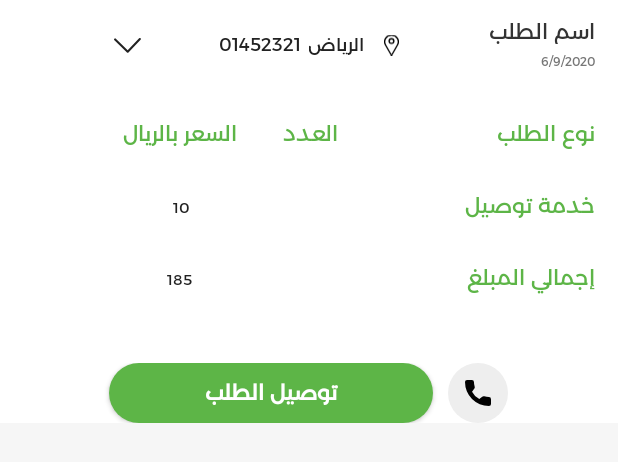
After one commit to ma7modGamel/newMowslean, an Android app: the layout order_details.xml on its own in the app's theme, with its tools: preview values and no code run, on a phone screen of 412 x 824 dp. The commit adds this screen. Shown: the top 462 px of the screen. Run offline under Robolectric (Android 15) with nearby library versions, the phone set to English and light mode, and no system bars.

Commit message:
OrderDetailsDesign MH

```diff
--- a/app/src/main/AndroidManifest.xml
+++ b/app/src/main/AndroidManifest.xml
@@ -1,6 +1,7 @@
 <?xml version="1.0" encoding="utf-8"?>
 <manifest xmlns:android="http://schemas.android.com/apk/res/android"
     package="com.mgh.mwassleen">
+    <uses-permission android:name="android.permission.INTERNET"/>
 
     <application
         android:allowBackup="true"
--- a/app/src/main/java/com/mgh/mwassleen/models/Login/Data.java
+++ b/app/src/main/java/com/mgh/mwassleen/models/Login/Data.java
@@ -1,10 +1,12 @@
 
 package com.mgh.mwassleen.models.Login;
 
+import java.io.Serializable;
 import com.google.gson.annotations.Expose;
 import com.google.gson.annotations.SerializedName;
 
-public class Data {
+public class Data implements Serializable
+{
 
     @SerializedName("id")
     @Expose
@@ -14,7 +16,8 @@ public class Data {
     private String name;
     @SerializedName("phone")
     @Expose
-    private Integer phone;
+    private String phone;
+    private final static long serialVersionUID = 4446204397713192217L;
 
     public Integer getId() {
         return id;
@@ -32,11 +35,11 @@ public class Data {
         this.name = name;
     }
 
-    public Integer getPhone() {
+    public String getPhone() {
         return phone;
     }
 
-    public void setPhone(Integer phone) {
+    public void setPhone(String phone) {
         this.phone = phone;
     }
 
--- a/app/src/main/java/com/mgh/mwassleen/models/Login/UserLoginModel.java
+++ b/app/src/main/java/com/mgh/mwassleen/models/Login/UserLoginModel.java
@@ -1,10 +1,12 @@
 
 package com.mgh.mwassleen.models.Login;
 
+import java.io.Serializable;
 import com.google.gson.annotations.Expose;
 import com.google.gson.annotations.SerializedName;
 
-public class UserLoginModel {
+public class UserLoginModel implements Serializable
+{
 
     @SerializedName("success")
     @Expose
@@ -15,6 +17,7 @@ public class UserLoginModel {
     @SerializedName("message")
     @Expose
     private String message;
+    private final static long serialVersionUID = 8134109711109773184L;
 
     public Boolean getSuccess() {
         return success;
--- a/app/src/main/java/com/mgh/mwassleen/ui/controluser/login/LoginFragment.java
+++ b/app/src/main/java/com/mgh/mwassleen/ui/controluser/login/LoginFragment.java
@@ -74,24 +74,21 @@ public class LoginFragment extends Fragment {
                 if (onCheackValidation()) {
                     setUpLogin();
                 }
-
-
-
-                Intent intent=new Intent(getContext(), MainActivity.class);
-                getContext().startActivity(intent);
-                getActivity().finish();
             }
         });
 
     }
     private void setUpLogin() {
+        mViewModel.onClickLogin(loginFragmentBinding.etUserName.getText().toString(),getContext());
         mViewModel.userLoginModelMutableLiveData.observe(this, new Observer<UserLoginModel>() {
             @Override
             public void onChanged(UserLoginModel data) {
                 int id = data.getData().getId();
                 String name = data.getData().getName();
                 String phone = data.getData().getPhone().toString();
-
+                Intent intent = new Intent(getContext(), MainActivity.class);
+                intent.setFlags(Intent.FLAG_ACTIVITY_NEW_TASK | Intent.FLAG_ACTIVITY_CLEAR_TASK);
+                startActivity(intent);
                 Toast.makeText(getContext(), "مرحبا بك " + name, Toast.LENGTH_LONG).show();
 
                 globalPrefrencies.storeLoginStatus(true);
@@ -127,14 +124,13 @@ public class LoginFragment extends Fragment {
         if (!ValidatePhone()) {
             return false;
         }
-
         return true;
     }
 
 
     private boolean ValidatePhone() {
-        if (loginFragmentBinding.etPassword.getText().toString().trim().isEmpty()) {
-            loginFragmentBinding.etPassword.setError("من فضلك املأ هذا الحقل");
+        if (loginFragmentBinding.etUserName.getText().toString().trim().isEmpty()) {
+            loginFragmentBinding.etUserName.setError("من فضلك املأ هذا الحقل");
             Utils.requestFocus(loginFragmentBinding.etPassword, getActivity().getWindow());
             return false;
         }
--- a/app/src/main/java/com/mgh/mwassleen/ui/controluser/login/LoginViewModel.java
+++ b/app/src/main/java/com/mgh/mwassleen/ui/controluser/login/LoginViewModel.java
@@ -3,6 +3,7 @@ package com.mgh.mwassleen.ui.controluser.login;
 import android.content.Context;
 import android.content.Intent;
 import android.util.Log;
+import android.widget.Toast;
 
 import androidx.lifecycle.MutableLiveData;
 import androidx.lifecycle.ViewModel;
@@ -30,11 +31,11 @@ public class LoginViewModel extends ViewModel {
             @Override
             public void onResponse(Call<UserLoginModel> call, Response<UserLoginModel> response) {
 
-                    model = response.body();
-                    userLoginModelMutableLiveData.setValue(response.body());
-                    Intent intent = new Intent(context, MainActivity.class);
-                    intent.setFlags(Intent.FLAG_ACTIVITY_NEW_TASK | Intent.FLAG_ACTIVITY_CLEAR_TASK);
-                    context.startActivity(intent);
+                   if (response.isSuccessful()){
+                       userLoginModelMutableLiveData.setValue(response.body());
+                   }else {
+                       Toast.makeText(context, ""+response.message(), Toast.LENGTH_SHORT).show();
+                   }
             }
 
             @Override
--- a/app/src/main/java/com/mgh/mwassleen/ui/mainfragments/profile/ProfileFragment.java
+++ b/app/src/main/java/com/mgh/mwassleen/ui/mainfragments/profile/ProfileFragment.java
@@ -43,6 +43,8 @@ public class ProfileFragment extends Fragment {
         profileFragmentBinding.setProfileVmodel(mViewModel);
         profileFragmentBinding.setLifecycleOwner(this);
 
+        profileFragmentBinding.tvUserName.setText(globalPrefrencies.getName());
+
 
 
         // TODO: Use the ViewModel
--- /dev/null
+++ b/app/src/main/res/drawable/bg_call.xml
@@ -0,0 +1,12 @@
+<?xml version="1.0" encoding="utf-8"?>
+<selector xmlns:android="http://schemas.android.com/apk/res/android">
+
+    <item android:state_pressed="false">
+        <shape android:shape="rectangle">
+            <corners android:radius="100dp" />
+            <solid android:color="#eeeeee" />
+        </shape>
+    </item>
+
+
+</selector>
--- /dev/null
+++ b/app/src/main/res/drawable/ic_back.xml
@@ -0,0 +1,9 @@
+<vector xmlns:android="http://schemas.android.com/apk/res/android"
+    android:width="16.237dp"
+    android:height="8.946dp"
+    android:viewportWidth="16.237"
+    android:viewportHeight="8.946">
+  <path
+      android:pathData="M8.2296,7.3035l-7.1083,-6.8716a0.619,0.619 134.03,1 0,-0.8601 0.8897l7.5537,7.3022a0.619,0.619 134.03,0 0,0.8749 -0.0148l7.3022,-7.5537a0.619,0.619 134.03,0 0,-0.8897 -0.8601z"
+      android:fillColor="#222"/>
+</vector>
--- /dev/null
+++ b/app/src/main/res/drawable/ic_location.xml
@@ -0,0 +1,12 @@
+<vector xmlns:android="http://schemas.android.com/apk/res/android"
+    android:width="9.856dp"
+    android:height="14.333dp"
+    android:viewportWidth="9.856"
+    android:viewportHeight="14.333">
+  <path
+      android:fillColor="#FF000000"
+      android:pathData="M4.932,14.334a0.856,0.856 0,0 1,-0.749 -0.434v-0.009l-3.564,-6.505a4.99,4.99 0,0 1,0.065 -4.931A4.864,4.864 0,0 1,4.817 0.001h0.221a4.864,4.864 0,0 1,4.133 2.453,4.99 4.99,0 0,1 0.061,4.932l-3.55,6.505v0.009a0.856,0.856 0,0 1,-0.749 0.434zM4.932,0.901h-0.1a3.975,3.975 0,0 0,-3.373 2,4.1 4.1,0 0,0 -0.054,4.052L4.932,13.401l3.522,-6.447a4.1,4.1 0,0 0,-0.058 -4.053,3.975 3.975,0 0,0 -3.376,-2L4.932,0.901z"/>
+  <path
+      android:fillColor="#FF000000"
+      android:pathData="M4.928,6.495a2.016,2.016 0,1 1,2.016 -2.016,2.018 2.018,0 0,1 -2.016,2.016zM4.928,3.36a1.12,1.12 0,1 0,1.12 1.12,1.121 1.121,0 0,0 -1.12,-1.116z"/>
+</vector>
--- /dev/null
+++ b/app/src/main/res/drawable/ic_phone_1.xml
@@ -0,0 +1,5 @@
+<vector android:autoMirrored="true" android:height="17dp"
+    android:viewportHeight="17" android:viewportWidth="17"
+    android:width="17dp" xmlns:android="http://schemas.android.com/apk/res/android">
+    <path android:fillColor="#FF000000" android:pathData="M15.636,11.159a9.652,9.652 0,0 1,-3.031 -0.483,1.385 1.385,0 0,0 -1.348,0.284L9.346,12.4A10.564,10.564 0,0 1,4.6 7.654L6,5.793A1.374,1.374 0,0 0,6.335 4.4a9.667,9.667 0,0 1,-0.485 -3.036A1.366,1.366 0,0 0,4.486 0H1.364A1.366,1.366 0,0 0,0 1.364,15.653 15.653,0 0,0 15.636,17 1.366,1.366 0,0 0,17 15.636v-3.113a1.366,1.366 0,0 0,-1.364 -1.364z"/>
+</vector>
--- /dev/null
+++ b/app/src/main/res/layout/item_order_details.xml
@@ -0,0 +1,50 @@
+<?xml version="1.0" encoding="utf-8"?>
+<FrameLayout
+    xmlns:android="http://schemas.android.com/apk/res/android"
+    android:orientation="vertical" android:layout_width="match_parent"
+    android:layout_height="match_parent">
+
+    <LinearLayout
+        android:layout_marginTop="25dp"
+        android:gravity="end"
+        android:orientation="horizontal"
+        android:layout_width="match_parent"
+        android:layout_height="wrap_content">
+
+        <TextView
+            android:id="@+id/tv_orderPrice"
+            android:layout_width="wrap_content"
+            android:layout_height="wrap_content"
+            android:textSize="10sp"
+            android:textColor="#222222"
+            android:lineSpacingExtra="3sp"
+            android:gravity="end"
+            android:text="60"
+            android:layout_marginEnd="76dp"
+            />
+        <TextView
+            android:id="@+id/tv_orderAmount"
+            android:layout_marginEnd="62dp"
+            android:layout_width="wrap_content"
+            android:layout_height="wrap_content"
+            android:textSize="10sp"
+            android:textColor="#222222"
+            android:lineSpacingExtra="3sp"
+            android:gravity="end"
+            android:text="5"
+            />
+
+        <TextView
+            android:id="@+id/tv_orderType"
+            android:layout_marginEnd="15dp"
+            android:layout_width="wrap_content"
+            android:layout_height="wrap_content"
+            android:textSize="12sp"
+            android:textColor="#222222"
+            android:lineSpacingExtra="3sp"
+            android:gravity="end"
+            android:text="لوريم ابيسوم خط نصى"
+            />
+
+    </LinearLayout>
+</FrameLayout>
--- a/app/src/main/res/layout/login_fragment.xml
+++ b/app/src/main/res/layout/login_fragment.xml
@@ -116,6 +116,7 @@
                         android:textDirection="ltr" />
 
                     <TextView
+                        android:visibility="invisible"
                         android:layout_width="wrap_content"
                         android:layout_height="wrap_content"
                         android:layout_gravity="end"
@@ -127,6 +128,7 @@
                         android:textSize="14sp" />
 
                     <EditText
+                        android:visibility="gone"
                         android:id="@+id/et_password"
                         android:layout_width="match_parent"
                         android:layout_height="50dp"
--- /dev/null
+++ b/app/src/main/res/layout/order_details.xml
@@ -0,0 +1,221 @@
+<?xml version="1.0" encoding="utf-8"?>
+<LinearLayout
+    android:background="#ffffff"
+    xmlns:android="http://schemas.android.com/apk/res/android"
+    android:orientation="vertical"
+    android:layout_width="match_parent"
+    android:layout_height="wrap_content">
+
+    <RelativeLayout
+        android:gravity="end"
+        android:orientation="horizontal"
+        android:layout_width="match_parent"
+        android:layout_height="wrap_content">
+
+        <LinearLayout
+            android:gravity="end"
+            android:orientation="vertical"
+            android:layout_width="wrap_content"
+            android:layout_height="wrap_content" >
+
+        <TextView
+            android:id="@+id/tv_orderName"
+            android:layout_marginEnd="15dp"
+            android:layout_marginTop="10dp"
+            android:layout_width="wrap_content"
+            android:layout_height="19dp"
+            android:text="اسم الطلب"
+            android:layout_gravity="end"
+            android:textColor="#333333"
+            android:lineSpacingExtra="4sp"
+            android:textSize="14sp"
+            />
+            <TextView
+                android:layout_marginEnd="15dp"
+                android:layout_marginTop="5dp"
+                android:layout_width="wrap_content"
+                android:layout_height="wrap_content"
+                android:textSize="8sp"
+                android:textColor="#777777"
+                android:lineSpacingExtra="2sp"
+                android:layout_gravity="end"
+                android:text="6/9/2020"
+                />
+        </LinearLayout>
+
+        <ImageView
+            android:layout_marginStart="-70dp"
+            android:layout_marginTop="20dp"
+            android:layout_width="10dp"
+            android:layout_height="20dp"
+            android:src="@drawable/ic_location"
+            />
+        <TextView
+            android:id="@+id/tv_location"
+            android:layout_marginStart="-120dp"
+            android:layout_marginTop="20dp"
+            android:layout_width="wrap_content"
+            android:layout_height="wrap_content"
+            android:textSize="12sp"
+            android:textColor="#222222"
+            android:lineSpacingExtra="3sp"
+            android:gravity="end"
+            android:text="الرياض"
+            />
+
+        <TextView
+            android:layout_marginStart="-180dp"
+            android:layout_marginTop="20dp"
+            android:layout_width="wrap_content"
+            android:layout_height="wrap_content"
+            android:textSize="12sp"
+            android:textColor="#222222"
+            android:lineSpacingExtra="3sp"
+            android:gravity="end"
+            android:text="01452321"
+            />
+        <Button
+            android:id="@+id/btn_details"
+            android:layout_marginStart="-250dp"
+            android:layout_marginTop="25dp"
+            android:gravity="start"
+            android:background="@drawable/ic_back"
+            android:layout_width="18dp"
+            android:layout_height="10dp"/>
+    </RelativeLayout>
+
+    <LinearLayout
+        android:layout_marginTop="30dp"
+        android:gravity="end"
+        android:orientation="horizontal"
+        android:layout_width="match_parent"
+        android:layout_height="wrap_content">
+
+        <TextView
+            android:layout_marginEnd="30dp"
+            android:layout_width="wrap_content"
+            android:layout_height="wrap_content"
+            android:textSize="14sp"
+            android:textColor="#5db547"
+            android:lineSpacingExtra="4sp"
+            android:gravity="end"
+            android:text="السعر بالريال"
+            />
+        <TextView
+            android:layout_marginEnd="106dp"
+            android:layout_width="wrap_content"
+            android:layout_height="wrap_content"
+            android:textSize="14sp"
+            android:textColor="#5db547"
+            android:lineSpacingExtra="4sp"
+            android:gravity="end"
+            android:text="العدد"
+            />
+        <TextView
+            android:layout_marginEnd="15dp"
+            android:layout_gravity="end"
+            android:layout_width="wrap_content"
+            android:layout_height="wrap_content"
+            android:textSize="14sp"
+            android:textColor="#5db547"
+            android:lineSpacingExtra="4sp"
+            android:gravity="end"
+            android:text="نوع الطلب"
+            />
+
+    </LinearLayout>
+
+    <androidx.recyclerview.widget.RecyclerView
+        android:layout_width="match_parent"
+        android:layout_height="wrap_content"
+        android:id="@+id/rv_order_details"
+        />
+
+
+    <LinearLayout
+        android:layout_marginEnd="15dp"
+        android:layout_marginTop="25dp"
+        android:gravity="end"
+        android:orientation="horizontal"
+        android:layout_width="match_parent"
+        android:layout_height="wrap_content">
+
+        <TextView
+            android:id="@+id/tv_orderServiceCost"
+            android:layout_width="wrap_content"
+            android:layout_height="wrap_content"
+            android:textSize="10sp"
+            android:textColor="#222222"
+            android:lineSpacingExtra="3sp"
+            android:gravity="end"
+            android:text="10"
+            android:layout_marginEnd="183dp"
+            />
+        <TextView
+            android:layout_width="wrap_content"
+            android:layout_height="wrap_content"
+            android:textSize="14sp"
+            android:textColor="#5db547"
+            android:lineSpacingExtra="4sp"
+            android:gravity="end"
+            android:text="خدمة توصيل"
+            />
+
+    </LinearLayout>
+    <LinearLayout
+        android:layout_marginEnd="15dp"
+        android:layout_marginTop="25dp"
+        android:gravity="end"
+        android:orientation="horizontal"
+        android:layout_width="match_parent"
+        android:layout_height="wrap_content">
+
+        <TextView
+            android:id="@+id/tv_orderTotalPrice"
+            android:layout_width="wrap_content"
+            android:layout_height="wrap_content"
+            android:textSize="10sp"
+            android:textColor="#222222"
+            android:lineSpacingExtra="3sp"
+            android:gravity="end"
+            android:text="185"
+            android:layout_marginEnd="183dp"
+            />
+        <TextView
+            android:layout_width="wrap_content"
+            android:layout_height="wrap_content"
+            android:textSize="14sp"
+            android:textColor="#5db547"
+            android:lineSpacingExtra="4sp"
+            android:gravity="end"
+            android:text="إجمالي المبلغ"
+            />
+
+    </LinearLayout>
+    <LinearLayout
+        android:layout_marginTop="45dp"
+        android:gravity="center"
+        android:orientation="horizontal"
+        android:layout_width="match_parent"
+        android:layout_height="wrap_content" >
+
+    <Button
+        android:id="@+id/btnOrderDelivery"
+        android:layout_width="216dp"
+        android:layout_height="40dp"
+        android:background="@drawable/btnclickcolor"
+        android:text="توصيل الطلب"
+        android:textColor="@color/white"
+        android:textSize="14sp"
+        android:textStyle="bold" />
+        <ImageButton
+            android:id="@+id/btnCall"
+            android:src="@drawable/ic_phone_1"
+            android:layout_width="40dp"
+            android:layout_height="40dp"
+            android:layout_gravity="center"
+            android:background="@drawable/bg_call"
+            android:layout_marginStart="10dp" />
+    </LinearLayout>
+
+</LinearLayout>
--- a/app/src/main/res/layout/profile_fragment.xml
+++ b/app/src/main/res/layout/profile_fragment.xml
@@ -49,6 +49,7 @@
             android:src="@drawable/avatar" />
 
         <TextView
+            android:id="@+id/tv_userName"
             android:layout_gravity="center"
             android:layout_marginTop="20dp"
             android:layout_width="wrap_content"
```
